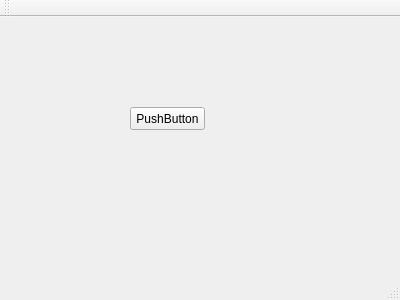
miglesias91/visualizador-de-contextos, file interfaz-usuario/ventanaprincipal.ui: the form before one commit.
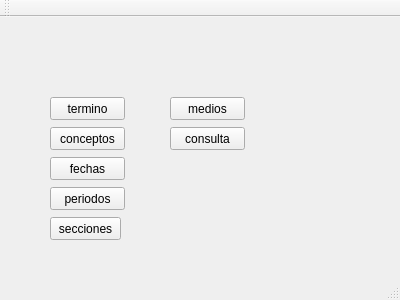
The form after the commit.

What changed in the file:
```diff
--- a/interfaz-usuario/ventanaprincipal.ui
+++ b/interfaz-usuario/ventanaprincipal.ui
@@ -17,14 +17,92 @@
    <widget class="QPushButton" name="pushButton">
     <property name="geometry">
      <rect>
-      <x>130</x>
-      <y>90</y>
+      <x>50</x>
+      <y>80</y>
       <width>75</width>
       <height>23</height>
      </rect>
     </property>
     <property name="text">
-     <string>PushButton</string>
+     <string>termino</string>
+    </property>
+   </widget>
+   <widget class="QPushButton" name="btn_conceptos">
+    <property name="geometry">
+     <rect>
+      <x>50</x>
+      <y>110</y>
+      <width>75</width>
+      <height>23</height>
+     </rect>
+    </property>
+    <property name="text">
+     <string>conceptos</string>
+    </property>
+   </widget>
+   <widget class="QPushButton" name="btn_fechas">
+    <property name="geometry">
+     <rect>
+      <x>50</x>
+      <y>140</y>
+      <width>75</width>
+      <height>23</height>
+     </rect>
+    </property>
+    <property name="text">
+     <string>fechas</string>
+    </property>
+   </widget>
+   <widget class="QPushButton" name="btn_periodos">
+    <property name="geometry">
+     <rect>
+      <x>50</x>
+      <y>170</y>
+      <width>75</width>
+      <height>23</height>
+     </rect>
+    </property>
+    <property name="text">
+     <string>periodos</string>
+    </property>
+   </widget>
+   <widget class="QPushButton" name="btn_secciones">
+    <property name="geometry">
+     <rect>
+      <x>50</x>
+      <y>200</y>
+      <width>71</width>
+      <height>23</height>
+     </rect>
+    </property>
+    <property name="text">
+     <string>secciones</string>
+    </property>
+   </widget>
+   <widget class="QPushButton" name="btn_medios">
+    <property name="geometry">
+     <rect>
+      <x>170</x>
+      <y>80</y>
+      <width>75</width>
+      <height>23</height>
+     </rect>
+    </property>
+    <property name="text">
+     <string>medios</string>
+    </property>
+   </widget>
+   <widget class="QPushButton" name="btn_consulta">
+    <property name="geometry">
+     <rect>
+      <x>170</x>
+      <y>110</y>
+      <width>75</width>
+      <height>23</height>
+     </rect>
+    </property>
+    <property name="text">
+     <string>consulta</string>
     </property>
    </widget>
   </widget>
```
Left out of the diff: 2 changed lines with no effect on the pictures.
